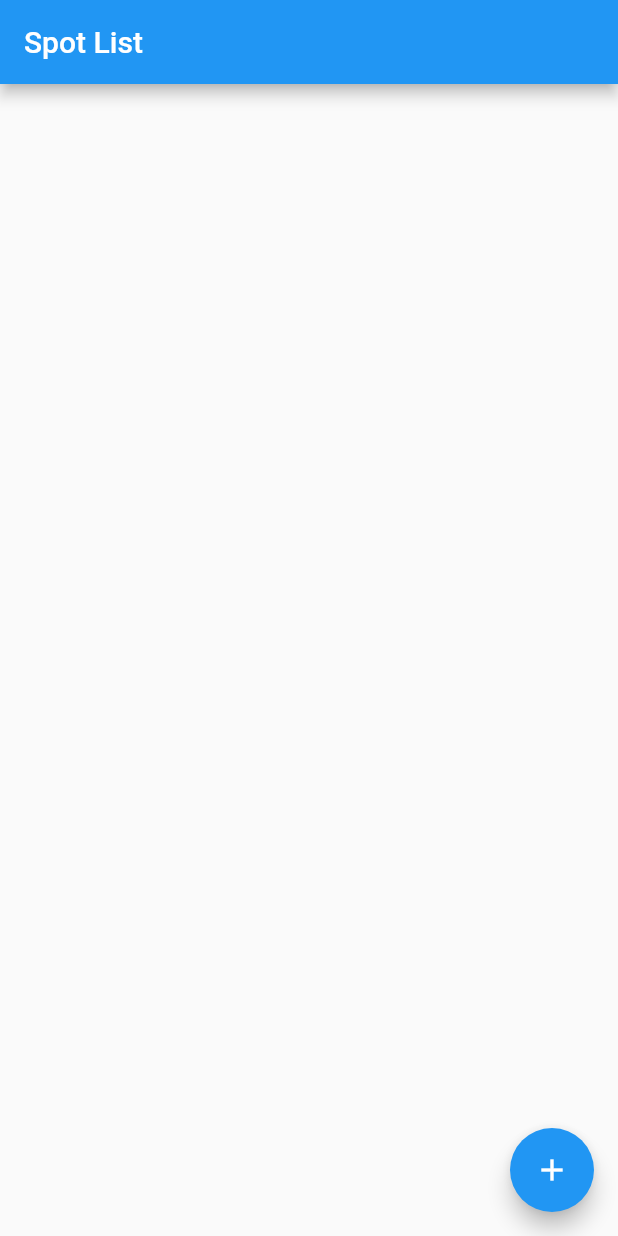
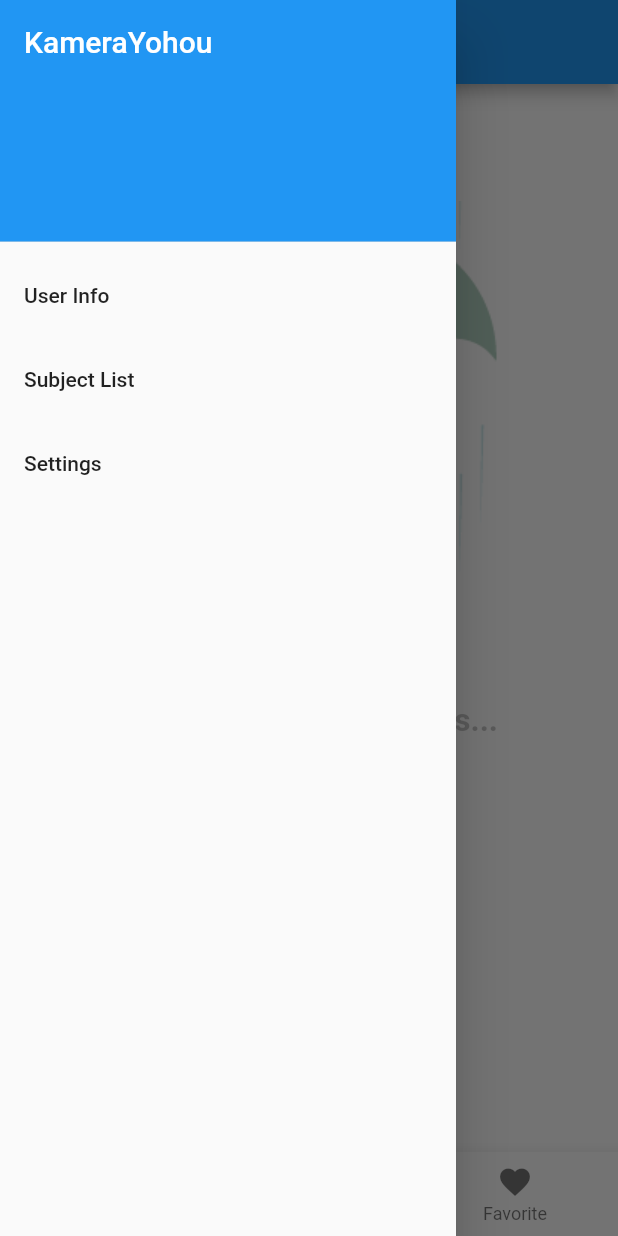
Before and after one commit to shakugo/KameraYohou, a Flutter app: the screen it shows after launch, with the side drawer open (before the commit the screen has no drawer), on a phone screen of 412 x 824 dp. Run offline on Flutter 3.47's test engine with Material 2 defaults, Android fonts, the phone set to English and light mode, and no system bars; our stand-ins replace flutter_dotenv, logger; network calls fail.

Commit message:
[fix] UI Design

```diff
--- /dev/null
+++ b/lib/footer.dart
@@ -0,0 +1,40 @@
+import 'package:flutter/material.dart';
+
+class Footer extends StatefulWidget {
+  const Footer();
+  @override
+  _Footer createState() => _Footer();
+}
+
+class _Footer extends State {
+  int _selectedIndex = 0;
+
+  void _onItemTapped(int index) {
+    setState(() {
+      _selectedIndex = index;
+    });
+  }
+
+  @override
+  Widget build(BuildContext context) {
+    return BottomNavigationBar(
+      items: const [
+        BottomNavigationBarItem(
+          icon: Icon(Icons.home),
+          title: Text('Home'),
+        ),
+        BottomNavigationBarItem(
+          icon: Icon(Icons.search),
+          title: Text('Search'),
+        ),
+        BottomNavigationBarItem(
+          icon: Icon(Icons.favorite),
+          title: Text('Favorite'),
+        ),
+      ],
+      currentIndex: _selectedIndex,
+      selectedItemColor: Colors.amber[800],
+      onTap: _onItemTapped,
+    );
+  }
+}
--- /dev/null
+++ b/lib/header.dart
@@ -0,0 +1,17 @@
+import 'package:flutter/material.dart';
+
+//We need title arg
+class Header extends StatelessWidget with PreferredSizeWidget {
+  Header({Key key, this.title}) : super(key: key);
+  final String title;
+
+  @override
+  Size get preferredSize => Size.fromHeight(kToolbarHeight);
+
+  @override
+  Widget build(BuildContext context) {
+    return AppBar(
+      title: Text(title),
+    );
+  }
+}
--- a/lib/main.dart
+++ b/lib/main.dart
@@ -18,7 +18,7 @@ class MyApp extends StatelessWidget {
       ),
       home: new SpotList(title: 'Spot List'),
       routes: <String, WidgetBuilder>{
-        '/register': (_) => new Subject(),
+        '/register': (_) => new Subject(title: 'Favarites List'),
       },
     );
   }
--- /dev/null
+++ b/lib/menu.dart
@@ -0,0 +1,46 @@
+import 'package:flutter/material.dart';
+
+class Menu extends StatelessWidget {
+  const Menu();
+
+  @override
+  Widget build(BuildContext context) {
+    return Drawer(
+      child: ListView(
+        children: <Widget>[
+          DrawerHeader(
+            child: Text(
+              'KameraYohou',
+              style: TextStyle(
+                fontSize: 20,
+                color: Colors.white,
+              ),
+            ),
+            decoration: BoxDecoration(
+              color: Colors.blue,
+            ),
+          ),
+          ListTile(
+            title: Text('User Info'),
+            onTap: () {
+              Navigator.pop(context);
+            },
+          ),
+          ListTile(
+            title: Text('Subject List'),
+            onTap: () {
+              Navigator.pop(context);
+              Navigator.of(context).pushNamed("/register");
+            },
+          ),
+          ListTile(
+            title: Text('Settings'),
+            onTap: () {
+              Navigator.pop(context);
+            },
+          ),
+        ],
+      ),
+    );
+  }
+}
--- a/lib/spotList.dart
+++ b/lib/spotList.dart
@@ -3,6 +3,9 @@ import 'package:http/http.dart' as http;
 import 'package:logger/logger.dart';
 import 'dart:convert';
 import 'package:flutter_dotenv/flutter_dotenv.dart';
+import 'package:kamera_yohou/header.dart';
+import 'package:kamera_yohou/footer.dart';
+import 'package:kamera_yohou/menu.dart';
 
 class SpotList extends StatefulWidget {
   SpotList({Key key, this.title}) : super(key: key);
@@ -27,9 +30,8 @@ class _ListPageState extends State<SpotList> {
     http.get(url, headers: {'x-api-key': apiKey}).then((response) {
       String responseBody = utf8.decode(response.bodyBytes);
       Map<String, dynamic> body = json.decode(responseBody);
-      logger.d(body);
 
-      if(body['Items'] != null) {
+      if (response.statusCode == 200) {
         setState(() {
           _items = body["Items"];
           _isError = false;
@@ -60,13 +62,23 @@ class _ListPageState extends State<SpotList> {
     _refresh();
   }
 
-  Widget _getSpotChild() {
-    if (_items == null) {
-      return Center(
-        child: CircularProgressIndicator(), //取得中はグルグルを表示
+  Widget spotChild() {
+    var scrollableView;
+    if (_items.length == 0) {
+      scrollableView = ListView(
+        children: <Widget>[
+          Image.asset('images/rain_animated.gif'),
+          Center(
+            child: Text(
+              "No Recommended Spots...",
+              style: TextStyle(fontWeight: FontWeight.bold, color: Color(0x55555555)),
+              textScaleFactor: 1.5
+            )
+          )
+        ]
       );
     } else {
-      return ListView.builder(
+      scrollableView = ListView.builder(
         itemCount: _items.length,
         itemBuilder: (context, int index) {
           return Padding(
@@ -74,28 +86,24 @@ class _ListPageState extends State<SpotList> {
             child: Text(
               _items[index]["spot_name"],
               style: TextStyle(fontSize: 20),
-            )
-          );
-        },
+            ));
+          },
       );
     }
-  }
-  void _linkToRegister() {
-    Navigator.of(context).pushNamed("/register");
+
+    return new RefreshIndicator(
+      onRefresh: _refresh,
+      child: scrollableView
+    );
   }
 
   @override
   Widget build(BuildContext context) {
     return Scaffold(
-      appBar: AppBar(
-        title: Text(widget.title),
-      ),
-      body: _getSpotChild(),
-      floatingActionButton: FloatingActionButton(
-        onPressed: _linkToRegister,
-        tooltip: 'Increment',
-        child: Icon(Icons.add),
-      ),
+      appBar: Header(title: widget.title),
+      drawer: Menu(),
+      body: spotChild(),
+      bottomNavigationBar: Footer(),
     );
   }
 }
--- a/pubspec.yaml
+++ b/pubspec.yaml
@@ -48,6 +48,7 @@ flutter:
   # To add assets to your application, add an assets section, like this:
   assets:
     - .env
+    - images/rain_animated.gif
   #  - images/a_dot_burr.jpeg
   #  - images/a_dot_ham.jpeg
 
```
Also changed, not shown: lib/subjectList.dart (+44 -34 lines), images/rain_animated.gif (added).
